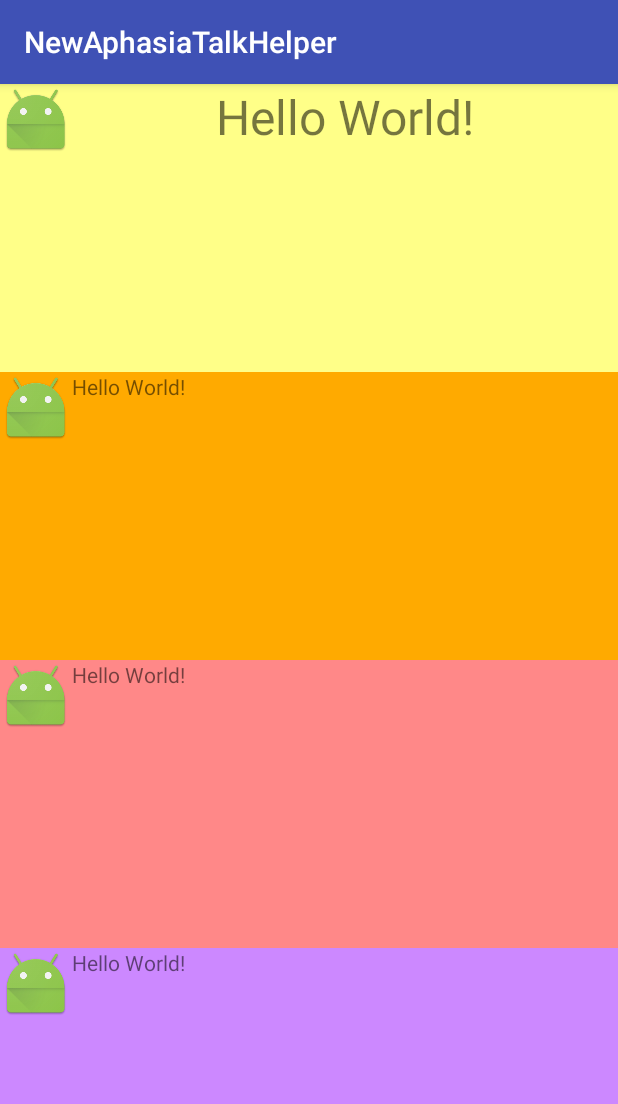
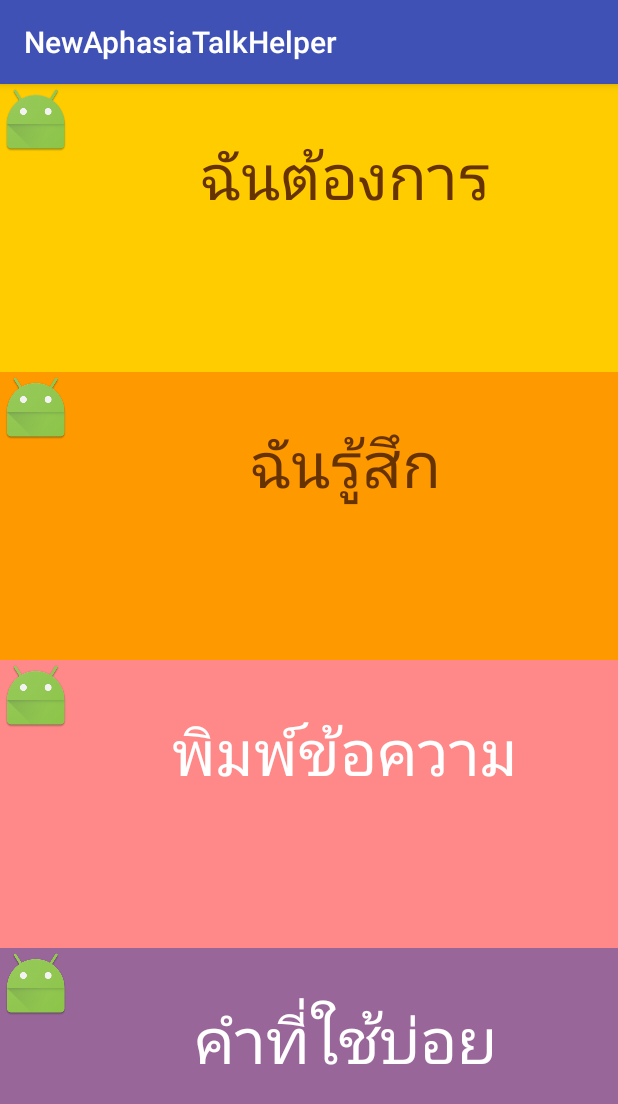
Before and after one commit to Blinkblinkk/NewAphasiaTalkHelper, an Android app: the screen it shows after launch (MainActivity), on a phone screen of 412 x 824 dp. Shown: the top 1104 px of the screen. Run offline under Robolectric (Android 15) with nearby library versions, the phone set to English and light mode, and no system bars.

Commit message:
no message

```diff
--- a/NewAphasiaTalkHelper/app/src/main/res/layout/activity_main.xml
+++ b/NewAphasiaTalkHelper/app/src/main/res/layout/activity_main.xml
@@ -14,7 +14,7 @@
         android:layout_height="0dp"
         android:layout_weight="1"
         android:orientation="horizontal"
-        android:background="#FFFF88">
+        android:background="#FFCC00">
 
 
         <ImageView
@@ -28,9 +28,11 @@
         <TextView
             android:layout_width="match_parent"
             android:layout_height="wrap_content"
-            android:text="Hello World!"
-            android:textSize="32sp"
+            android:text="ฉันต้องการ"
+            android:textColor="#663300"
+            android:textSize="42sp"
             android:textAlignment="center"
+            android:paddingTop="30dp"
             />
 
     </LinearLayout>
@@ -44,7 +46,7 @@
         android:layout_height="0dp"
         android:layout_weight="1"
         android:orientation="horizontal"
-        android:background="#FFAA00">
+        android:background="#FF9900">
 
 
         <ImageView
@@ -56,9 +58,13 @@
 
 
         <TextView
-            android:layout_width="wrap_content"
+            android:layout_width="match_parent"
             android:layout_height="wrap_content"
-            android:text="Hello World!"
+            android:text="ฉันรู้สึก"
+            android:textColor="#663300"
+            android:textSize="42sp"
+            android:textAlignment="center"
+            android:paddingTop="30dp"
             />
 
     </LinearLayout>
@@ -84,9 +90,13 @@
 
 
         <TextView
-            android:layout_width="wrap_content"
+            android:layout_width="match_parent"
             android:layout_height="wrap_content"
-            android:text="Hello World!"
+            android:text="พิมพ์ข้อความ"
+            android:textColor="#FFFFFF"
+            android:textSize="42sp"
+            android:textAlignment="center"
+            android:paddingTop="30dp"
             />
 
     </LinearLayout>
@@ -100,7 +110,7 @@
         android:layout_height="0dp"
         android:layout_weight="1"
         android:orientation="horizontal"
-        android:background="#CC88FF">
+        android:background="#996699">
 
 
         <ImageView
@@ -112,9 +122,13 @@
 
 
         <TextView
-            android:layout_width="wrap_content"
+            android:layout_width="match_parent"
             android:layout_height="wrap_content"
-            android:text="Hello World!"
+            android:text="คำที่ใช้บ่อย"
+            android:textColor="#FFFFFF"
+            android:textSize="42sp"
+            android:textAlignment="center"
+            android:paddingTop="30dp"
             />
 
     </LinearLayout>
```
